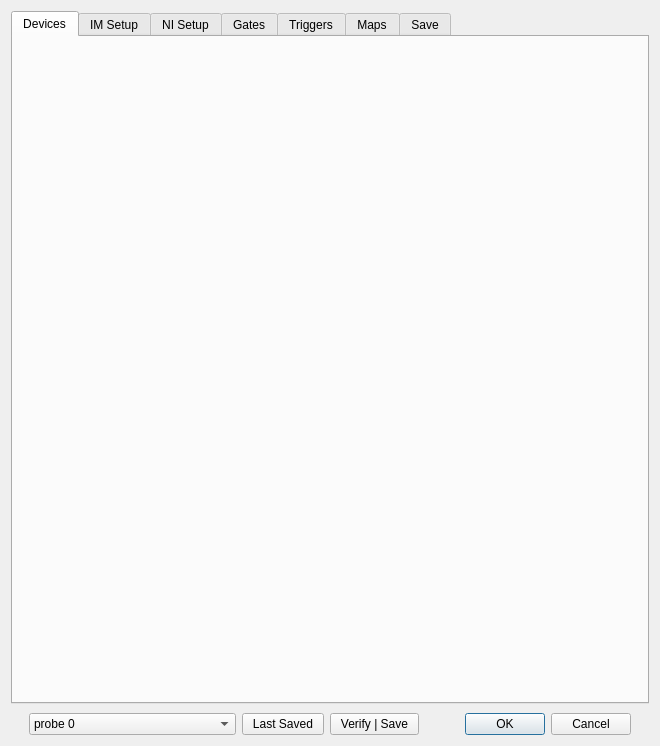
Above: Forms/ConfigureDialog.ui from billkarsh/SpikeGLX before the change. Below: the same form after it.
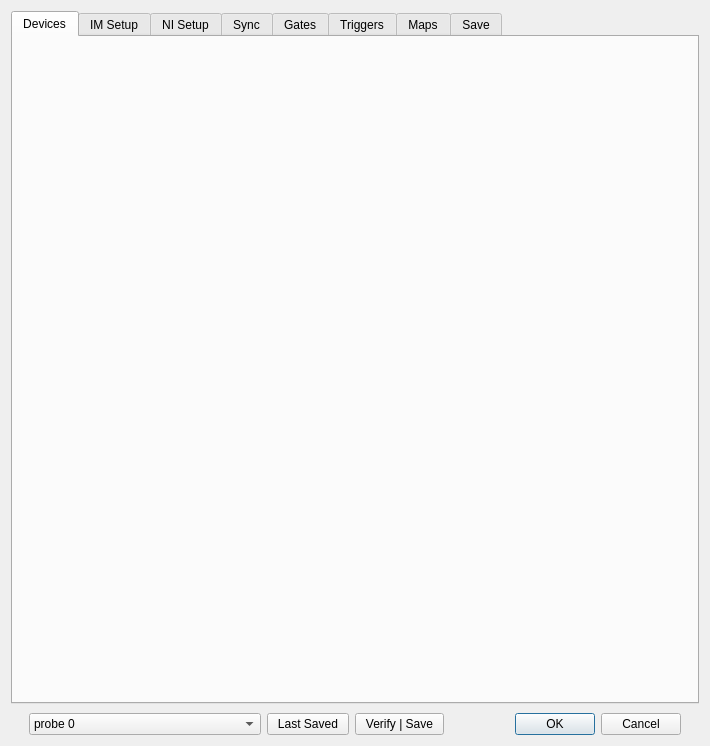
That is the form after the change. Icons and pictures are not drawn.

The edit to the form file:
```diff
--- a/Forms/ConfigureDialog.ui
+++ b/Forms/ConfigureDialog.ui
@@ -9,7 +9,7 @@
    <rect>
     <x>0</x>
     <y>0</y>
-    <width>660</width>
+    <width>710</width>
     <height>746</height>
    </rect>
   </property>
@@ -21,7 +21,7 @@
   </property>
   <property name="minimumSize">
    <size>
-    <width>660</width>
+    <width>710</width>
     <height>746</height>
    </size>
   </property>
@@ -77,6 +77,11 @@
        <string>NI Setup</string>
       </attribute>
      </widget>
+     <widget class="QWidget" name="syncTab">
+      <attribute name="title">
+       <string>Sync</string>
+      </attribute>
+     </widget>
      <widget class="QWidget" name="gateTab">
       <attribute name="title">
        <string>Gates</string>
```
